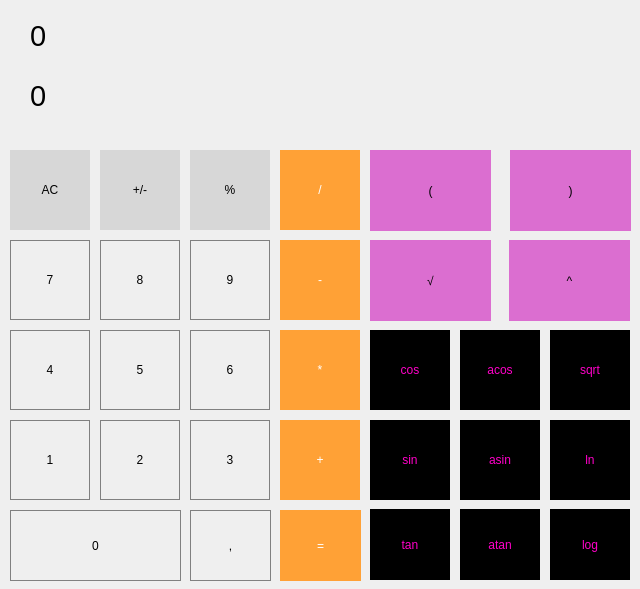
First picture: the form in src/smart_calc/mainwindow.ui, repository Serzhunya/Smart_calc, before the edit.
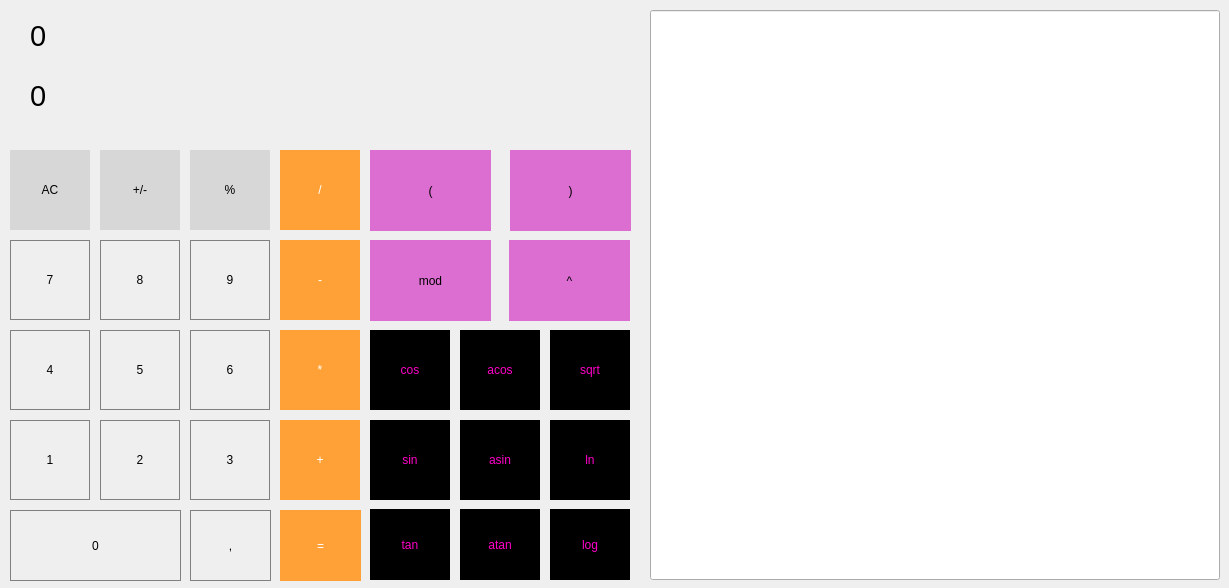
Second picture: the form after the edit.

Patch:
```diff
--- a/src/smart_calc/mainwindow.ui
+++ b/src/smart_calc/mainwindow.ui
@@ -6,8 +6,8 @@
    <rect>
     <x>0</x>
     <y>0</y>
-    <width>640</width>
-    <height>589</height>
+    <width>1229</width>
+    <height>588</height>
    </rect>
   </property>
   <property name="windowTitle">
@@ -460,7 +460,7 @@
 	border: 0.1px solid grey;</string>
     </property>
     <property name="text">
-     <string>√</string>
+     <string>mod</string>
     </property>
    </widget>
    <widget class="QPushButton" name="pushButton_cos">
@@ -706,6 +706,16 @@
      <string>0</string>
     </property>
    </widget>
+   <widget class="QLineEdit" name="lineEdit">
+    <property name="geometry">
+     <rect>
+      <x>650</x>
+      <y>10</y>
+      <width>570</width>
+      <height>570</height>
+     </rect>
+    </property>
+   </widget>
   </widget>
  </widget>
  <resources/>
```
